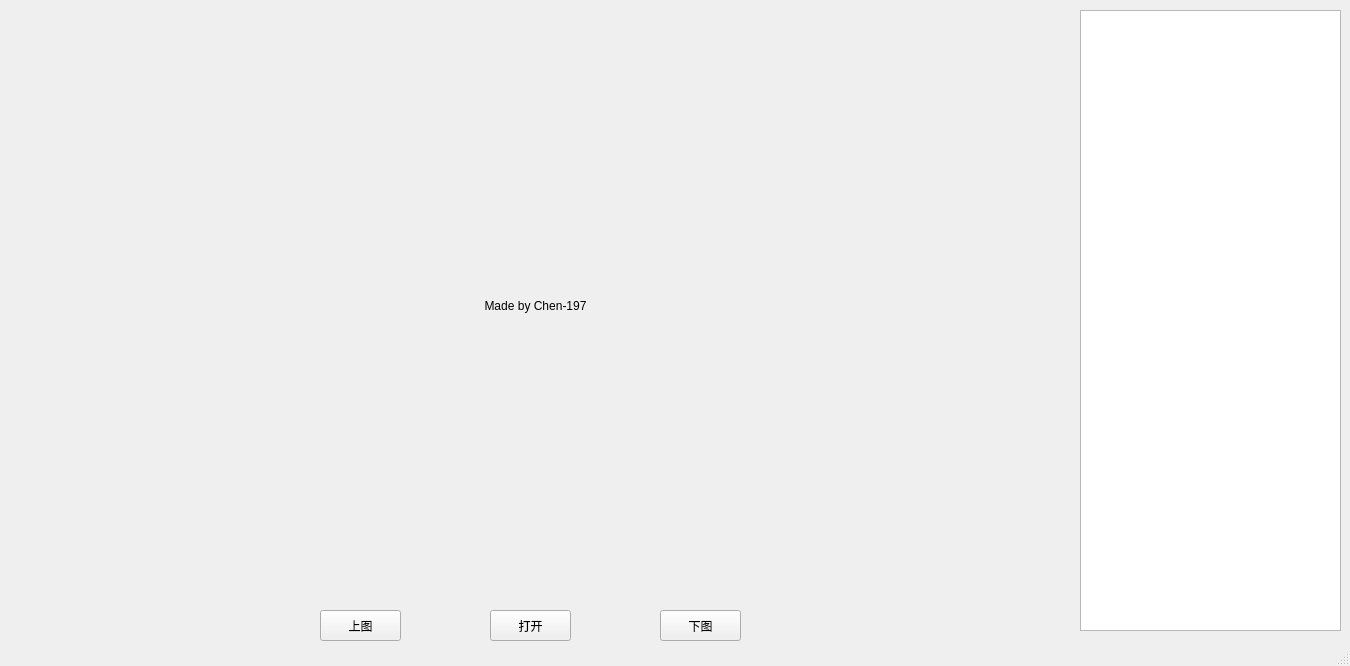
First picture: the form in mainwindow.ui, repository zinface/PicViewer, before the edit.
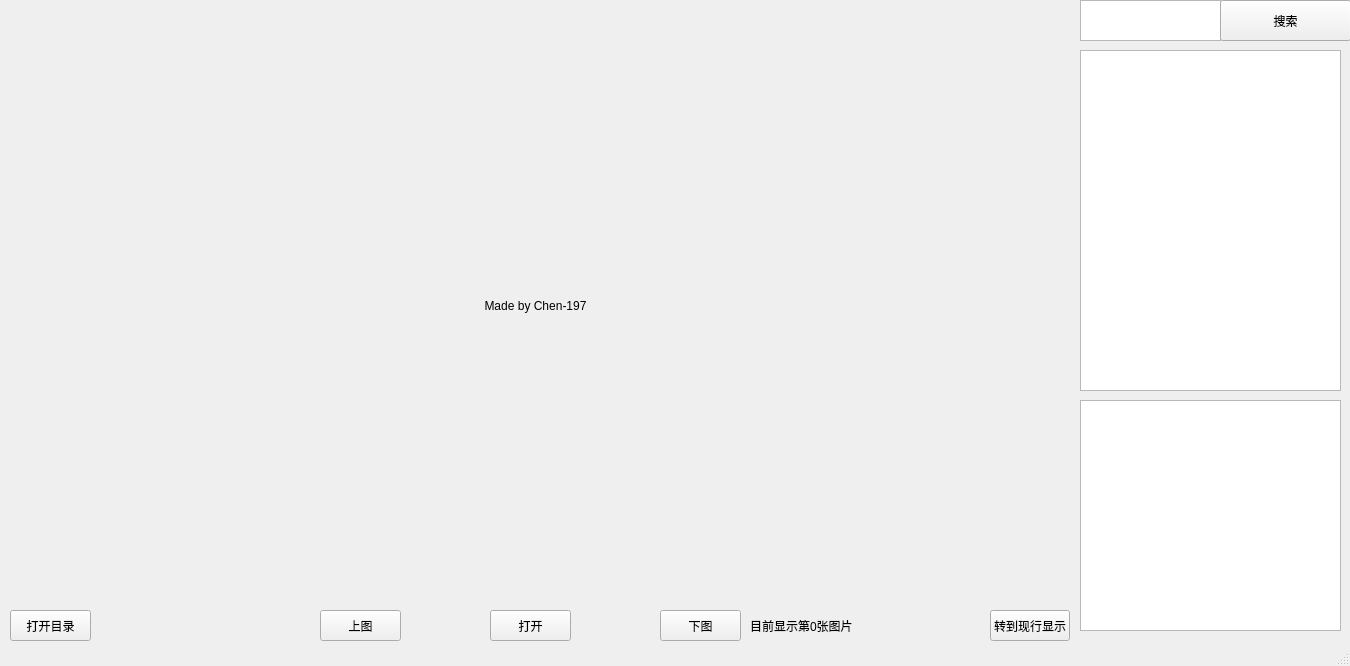
Second picture: the form after the edit.

```diff
--- a/mainwindow.ui
+++ b/mainwindow.ui
@@ -85,12 +85,84 @@
     <property name="geometry">
      <rect>
       <x>1080</x>
-      <y>10</y>
+      <y>50</y>
       <width>261</width>
-      <height>621</height>
+      <height>341</height>
      </rect>
     </property>
    </widget>
+   <widget class="QTextEdit" name="text">
+    <property name="geometry">
+     <rect>
+      <x>1080</x>
+      <y>400</y>
+      <width>261</width>
+      <height>231</height>
+     </rect>
+    </property>
+   </widget>
+   <widget class="QPushButton" name="openDir">
+    <property name="geometry">
+     <rect>
+      <x>10</x>
+      <y>610</y>
+      <width>81</width>
+      <height>31</height>
+     </rect>
+    </property>
+    <property name="text">
+     <string>打开目录</string>
+    </property>
+   </widget>
+   <widget class="QLabel" name="Num">
+    <property name="geometry">
+     <rect>
+      <x>750</x>
+      <y>610</y>
+      <width>231</width>
+      <height>31</height>
+     </rect>
+    </property>
+    <property name="text">
+     <string>目前显示第0张图片</string>
+    </property>
+   </widget>
+   <widget class="QPushButton" name="Jmp">
+    <property name="geometry">
+     <rect>
+      <x>990</x>
+      <y>610</y>
+      <width>80</width>
+      <height>31</height>
+     </rect>
+    </property>
+    <property name="text">
+     <string>转到现行显示</string>
+    </property>
+   </widget>
+   <widget class="QPlainTextEdit" name="picName">
+    <property name="geometry">
+     <rect>
+      <x>1080</x>
+      <y>0</y>
+      <width>141</width>
+      <height>41</height>
+     </rect>
+    </property>
+   </widget>
+   <widget class="QPushButton" name="Search">
+    <property name="geometry">
+     <rect>
+      <x>1220</x>
+      <y>0</y>
+      <width>131</width>
+      <height>41</height>
+     </rect>
+    </property>
+    <property name="text">
+     <string>搜索</string>
+    </property>
+   </widget>
   </widget>
   <widget class="QMenuBar" name="menubar">
    <property name="geometry">
```
Left out of the diff: 4 changed lines with no effect on the pictures.
